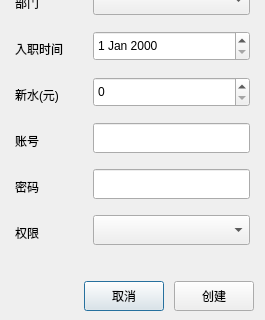
Above: Qt/ERP/dialognewuser.ui from superp2017/NTERP before the change; both pictures show x 0 to 265 and y 210 to 530 of the 265 by 530 pixel window. Below: the same form after it.
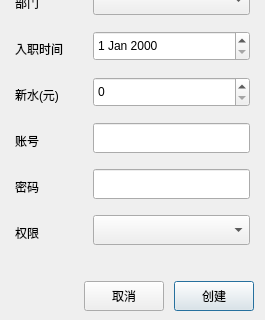
That is the form after the change.

The edit to the form file:
```diff
--- a/Qt/ERP/dialognewuser.ui
+++ b/Qt/ERP/dialognewuser.ui
@@ -345,6 +345,9 @@
        <property name="text">
         <string>取消</string>
        </property>
+       <property name="autoDefault">
+        <bool>false</bool>
+       </property>
       </widget>
      </item>
      <item>
```
